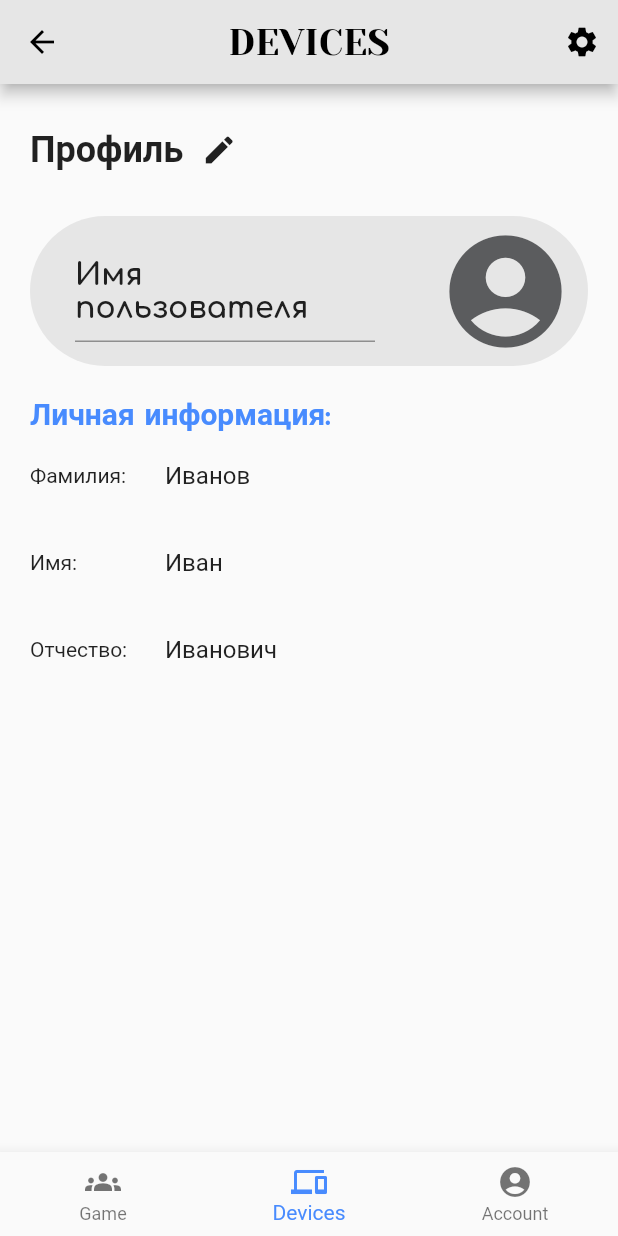
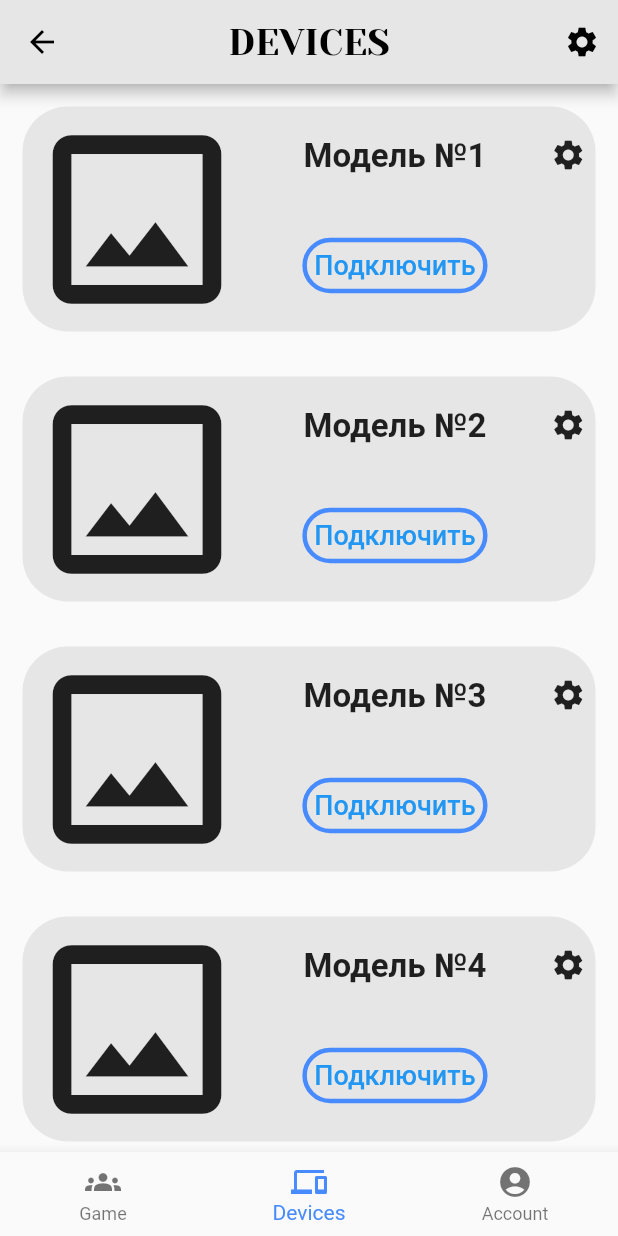
Before and after one commit to Gambit-mobile-dev/gambit_board_controller_app, a Flutter app: the MainScreen screen opened by its route, item 2 of the bottom bar chosen, on a phone screen of 412 x 824 dp. Run offline on Flutter 3.47's test engine with Material 2 defaults, Android fonts, the light colour scheme and no system bars; our stand-ins replace lottie; missing offline and left inert: flutter_chess_board; Roboto replaces fonts that are missing (Josefin-sans).

Commit message:
almost finish front-end add ChessBoard widget

```diff
--- /dev/null
+++ b/lib/pages/devicesPage.dart
@@ -0,0 +1,122 @@
+import 'package:flutter/cupertino.dart';
+import 'package:flutter/material.dart';
+import 'package:flutter/painting.dart';
+import 'package:flutter/services.dart';
+
+class DevicesPage extends StatefulWidget {
+  const DevicesPage({Key? key}) : super(key: key);
+
+  @override
+  _DevicesPageState createState() => _DevicesPageState();
+}
+
+class _DevicesPageState extends State<DevicesPage> {
+
+  List<Device> devices = <Device>[
+    Device(1, 'Модель №1', 'Подключить'),
+    Device(2, 'Модель №2', 'Подключить'),
+    Device(3, 'Модель №3', 'Подключить'),
+    Device(4, 'Модель №4', 'Подключить')
+  ];
+
+
+
+  @override
+  Widget build(BuildContext context) {
+    return Scaffold(
+        body: AnnotatedRegion<SystemUiOverlayStyle>(
+      value: SystemUiOverlayStyle.light,
+          child: GestureDetector(
+              child: Container(
+                // padding: const EdgeInsets.symmetric(vertical: 20, horizontal: 20),
+                width: double.infinity,
+                height: double.infinity,
+                child: Scrollbar(
+                  child: ListView(
+                    children: List.generate(devices.length, (index) {
+                      return Container(
+                              margin: const EdgeInsets.symmetric(vertical: 15, horizontal: 15),
+                              // padding: const EdgeInsets.symmetric(vertical: 20, horizontal: 20),
+                              width: double.infinity,
+                              height: 150,
+                              decoration: BoxDecoration(
+                                borderRadius: BorderRadius.circular(30),
+                                color: Color.fromRGBO(230, 230, 230, 100),
+                              ),
+                              child: Row(
+                                // mainAxisAlignment: MainAxisAlignment.spaceBetween,
+                                crossAxisAlignment: CrossAxisAlignment.start,
+                                children: [
+                                  Expanded(
+                                    flex: 4,
+                                    child: Icon(
+                                      Icons.crop_original,
+                                      size: 150,
+                                    ),
+                                  ),
+                                  Expanded(
+                                    flex: 5,
+                                    child: Padding(
+                                      padding: const EdgeInsets.symmetric(vertical: 20),
+                                      child: Column(
+                                        mainAxisAlignment: MainAxisAlignment.spaceBetween,
+                                        children: [
+                                          Text(
+                                            devices[index].nameModel,
+                                            style: TextStyle(
+                                              fontSize: 22,
+                                              fontWeight: FontWeight.bold,
+                                            ),
+                                          ),
+                                          TextButton(
+                                            onPressed: () {
+                                              setState(() {
+                                                if(devices[index].isConnected == 'Подключить') {
+                                                  devices[index].isConnected = 'Подключено';
+                                                }
+                                                else {
+                                                  devices[index].isConnected = 'Подключить';
+                                                }
+                                              });
+                                            },
+                                            style: ButtonStyle(
+                                                backgroundColor: MaterialStateProperty.all<Color>(Colors.transparent),
+                                                shape: MaterialStateProperty.all<RoundedRectangleBorder>(
+                                                    RoundedRectangleBorder(
+                                                        borderRadius: BorderRadius.circular(100),
+                                                        side: BorderSide(
+                                                            color: Color.fromRGBO(72, 139, 254, 100),
+                                                            width: 3)))),
+                                            child: Text(devices[index].isConnected, style: TextStyle(fontSize: 18)),
+                                          )
+                                        ],
+                                      ),
+                                    ),
+                                  ),
+                                  Expanded(
+                                    flex: 1,
+                                    child: Padding(
+                                      padding: const EdgeInsets.only(top: 8),
+                                      child: IconButton(
+                                        onPressed: () {},
+                                        icon: Icon(Icons.settings),
+                                      ),
+                                    ),
+                                  )
+                                ],
+                              ),
+                            );
+                    })
+                  ),
+                )
+      )),
+    ));
+  }
+}
+
+class Device {
+  final int id;
+  final String nameModel;
+  String isConnected;
+  Device(this.id, this.nameModel, this.isConnected);
+}
--- /dev/null
+++ b/lib/pages/gamePage.dart
@@ -0,0 +1,49 @@
+import 'package:flutter/cupertino.dart';
+import 'package:flutter/material.dart';
+import 'package:flutter/painting.dart';
+import 'package:flutter/services.dart';
+import 'package:flutter_chess_board/flutter_chess_board.dart';
+
+class GamePage extends StatefulWidget {
+  const GamePage({Key? key}) : super(key: key);
+
+  @override
+  _GamePageState createState() => _GamePageState();
+}
+
+class _GamePageState extends State<GamePage> {
+ChessBoardController controller = ChessBoardController();
+
+  List<Device> devices = <Device>[
+    Device(1, 'Модель №1', 'Подключить'),
+    Device(2, 'Модель №2', 'Подключить'),
+    Device(3, 'Модель №3', 'Подключить'),
+    Device(4, 'Модель №4', 'Подключить')
+  ];
+
+
+
+  @override
+  Widget build(BuildContext context) {
+    return Scaffold(
+        body: AnnotatedRegion<SystemUiOverlayStyle>(
+          value: SystemUiOverlayStyle.light,
+          child: GestureDetector(
+              child: Container(
+                child: ChessBoard(
+                  controller: controller,
+                boardOrientation: PlayerColor.white,
+              ),
+          ),
+                ),
+              ),
+        );
+  }
+}
+
+class Device {
+  final int id;
+  final String nameModel;
+  String isConnected;
+  Device(this.id, this.nameModel, this.isConnected);
+}
--- a/lib/pages/homeScreen.dart
+++ b/lib/pages/homeScreen.dart
@@ -6,8 +6,12 @@
 // the [currentIndex] is set to index 0. The selected item is
 // amber. The `_onItemTapped` function changes the selected item's index
 // and displays a corresponding message in the center of the [Scaffold].
+import 'package:gambit_board_controller_app/pages/gamePage.dart';
+
 import 'acc_profilePage.dart';
+import 'devicesPage.dart';
 import 'package:flutter/material.dart';
+import 'test.dart';
 
 /// This is the stateful widget that the main application instantiates.
 class MainScreen extends StatefulWidget {
@@ -22,8 +26,8 @@ class _MainScreenState extends State<MainScreen> {
   int _selectedIndex = 0;
   String appbarTitle = 'GAME';
   static const List<Widget> _widgetOptions = <Widget>[
-    AccProfilePage(),
-    AccProfilePage(),
+    GamePage(),
+    DevicesPage(),
     AccProfilePage()
     // Text(
     //   'Index 1: Devices',
--- /dev/null
+++ b/lib/pages/test.dart
@@ -0,0 +1,74 @@
+import 'dart:developer';
+import 'package:flutter/material.dart';
+
+void main() => runApp(MyApp());
+
+class MyApp extends StatefulWidget {
+  @override
+  _MyAppState createState() => _MyAppState();
+}
+
+class _MyAppState extends State<MyApp> {
+  double padValue = 0;
+
+  List<Paint> paints = <Paint>[
+    Paint(1, 'Red', Colors.red),
+    Paint(2, 'Blue', Colors.blue),
+    Paint(3, 'Green', Colors.green),
+    Paint(4, 'Lime', Colors.lime),
+    Paint(5, 'Indigo', Colors.indigo),
+    Paint(6, 'Yellow', Colors.yellow)
+  ];
+
+  @override
+  Widget build(BuildContext context) {
+    return MaterialApp(
+      home: Scaffold(
+        appBar: AppBar(
+          title: Text("Selectable ListView Example"),
+        ),
+        body: ListView(
+          children: List.generate(paints.length, (index) {
+            return ListTile(
+              onLongPress: () {
+                setState(() {
+                  paints[index].selected = !paints[index].selected;
+
+                  log(paints[index].selected.toString());
+                });
+              },
+              selected: paints[index].selected,
+              leading: GestureDetector(
+                behavior: HitTestBehavior.opaque,
+                onTap: () {},
+                child: Container(
+                  width: 48,
+                  height: 48,
+                  padding: EdgeInsets.symmetric(vertical: 4.0),
+                  alignment: Alignment.center,
+                  child: CircleAvatar(
+                    backgroundColor: paints[index].colorpicture,
+                  ),
+                ),
+              ),
+              title: Text('ID: ' + paints[index].id.toString()),
+              subtitle: Text(paints[index].title),
+              trailing: (paints[index].selected)
+                  ? Icon(Icons.check_box)
+                  : Icon(Icons.check_box_outline_blank),
+            );
+          }),
+        ),
+      ),
+    );
+  }
+}
+
+class Paint {
+  final int id;
+  final String title;
+  final Color colorpicture;
+  bool selected = false;
+
+  Paint(this.id, this.title, this.colorpicture);
+}
--- a/pubspec.yaml
+++ b/pubspec.yaml
@@ -27,6 +27,7 @@ environment:
 # the latest version available on pub.dev. To see which dependencies have newer
 # versions available, run `flutter pub outdated`.
 dependencies:
+  flutter_chess_board: ^1.0.1
   flutter:
     sdk: flutter
   animations: ^2.0.2
```
Also changed, not shown: lib/pages/acc_profilePage.dart (+150 -155 lines), lib/pages/signupScreen.dart (+0 -25 lines), pubspec.lock, 1 other file.
